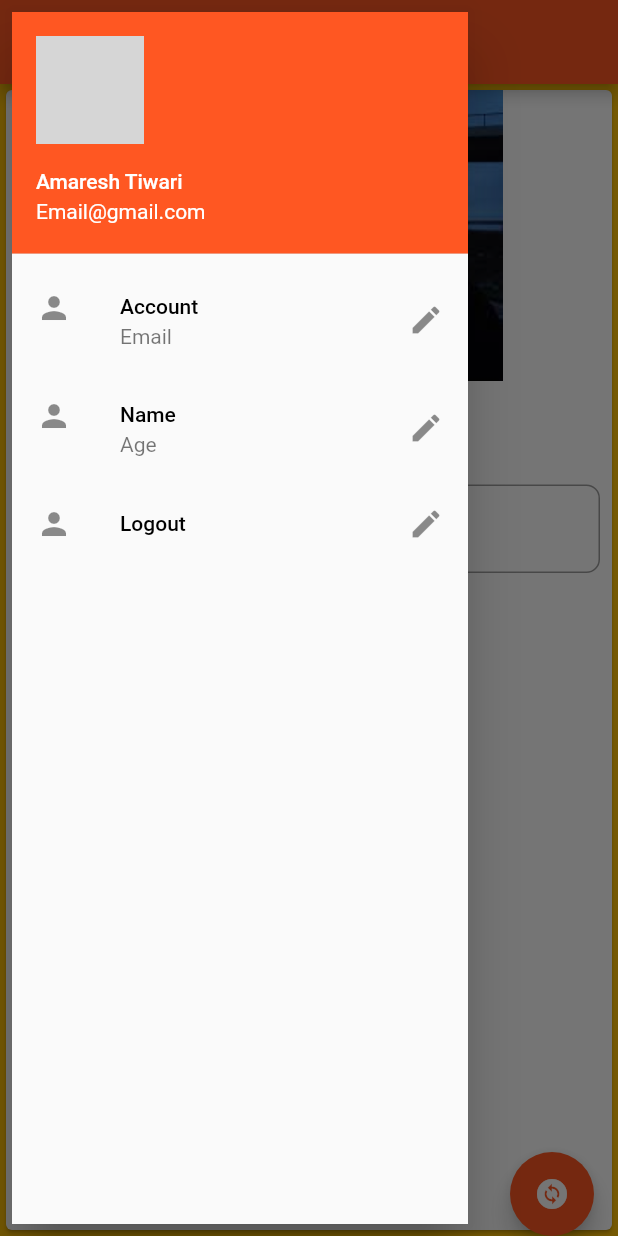
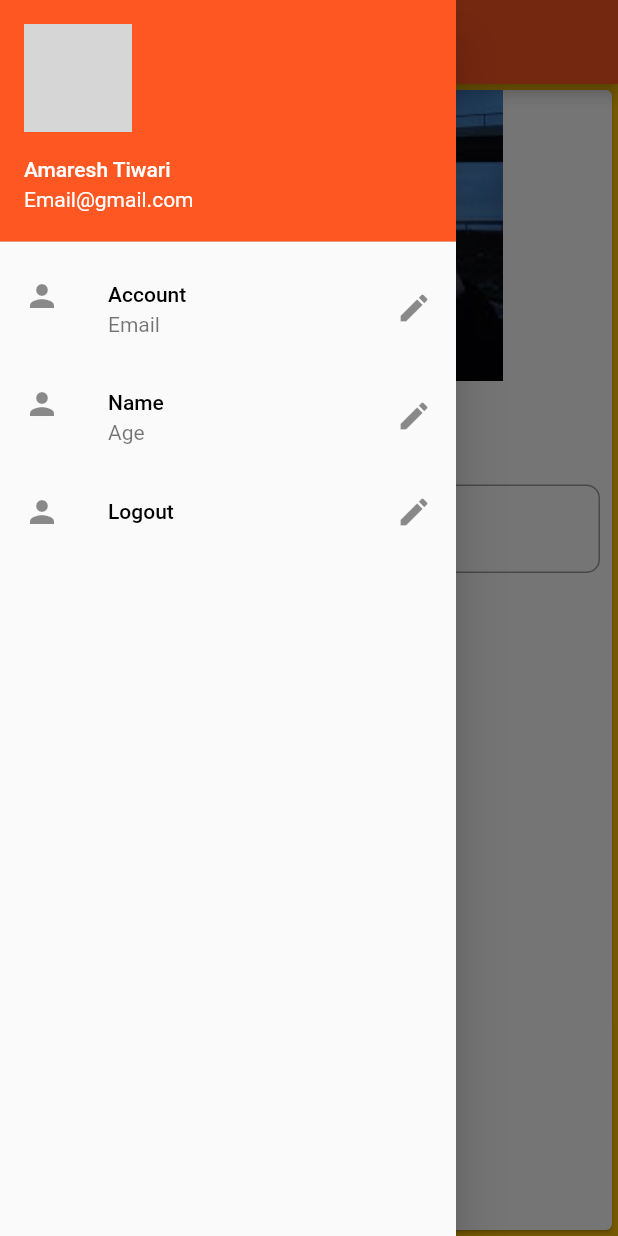
Before and after one commit to amareshtiwari567/practice, a Flutter app: the screen it shows after launch, with the side drawer open, on a phone screen of 412 x 824 dp. Run offline on Flutter 3.47's test engine with Material 2 defaults, Android fonts, the phone set to English and light mode, and no system bars; network calls fail; grey boxes are pictures that could not be loaded.

Commit message:
Commited all files

```diff
--- /dev/null
+++ b/lib/Mydrawer.dart
@@ -0,0 +1,56 @@
+import 'package:flutter/material.dart';
+
+class Mydrawer extends StatelessWidget {
+  const Mydrawer({Key? key}) : super(key: key);
+
+  @override
+  Widget build(BuildContext context) {
+    return Drawer(
+      child: ListView(
+        children: <Widget>[
+          // DrawerHeader(
+          //   child: Text(
+          //     "Hi, I am drawer",
+          //     style: TextStyle(color: Colors.white),
+          //   ),
+          //   decoration: BoxDecoration(color: Colors.deepPurple),
+          // ),
+          UserAccountsDrawerHeader(
+            accountName: Text("Amaresh Tiwari"),
+            accountEmail: Text("Email@gmail.com"),
+            currentAccountPicture: CircleAvatar(
+              backgroundImage: NetworkImage(
+                  "https://image.shutterstock.com/image-photo/portrait-smiling-young-businesswoman-glasses-260nw-292254521.jpg"),
+            ),
+          ),
+          ListTile(
+            leading: Icon(Icons.person),
+            title: Text(
+              "Account",
+              style: TextStyle(color: Colors.black),
+            ),
+            subtitle: Text("Email"),
+            trailing: Icon(Icons.edit),
+          ),
+          ListTile(
+            leading: Icon(Icons.person),
+            title: Text(
+              "Name",
+              style: TextStyle(color: Colors.black),
+            ),
+            subtitle: Text("Age"),
+            trailing: Icon(Icons.edit),
+          ),
+          ListTile(
+            leading: Icon(Icons.person),
+            title: Text(
+              "Logout",
+              style: TextStyle(color: Colors.black),
+            ),
+            trailing: Icon(Icons.edit),
+          ),
+        ],
+      ),
+    );
+  }
+}
--- /dev/null
+++ b/lib/bgimage.dart
@@ -0,0 +1,15 @@
+import 'package:flutter/material.dart';
+
+class bgimage extends StatelessWidget {
+  const bgimage({Key? key}) : super(key: key);
+
+  @override
+  Widget build(BuildContext context) {
+    return Image.asset(
+      // This is the file name
+      "assets/bg.jpeg",
+      // this is used for mainatain Picture
+      fit: BoxFit.cover,
+    );
+  }
+}
--- /dev/null
+++ b/lib/changecardname.dart
@@ -0,0 +1,63 @@
+import 'package:flutter/material.dart';
+import 'package:practice/bgimage.dart';
+
+class changenamecard extends StatelessWidget {
+  const changenamecard({
+    Key? key,
+    required this.MyText,
+    required TextEditingController nameController,
+  })  : _nameController = nameController,
+        super(key: key);
+
+  final String MyText;
+  final TextEditingController _nameController;
+
+  @override
+  Widget build(BuildContext context) {
+    return Column(
+      // This is the Children Widget
+      children: <Widget>[
+        // This is used for add image in Application
+        bgimage(),
+        SizedBox(
+          height: 20,
+        ),
+        // this is used for Text which are shown in  Application
+        Text(
+          MyText,
+          // This give the Text style to the Text
+          style: TextStyle(
+              // This gives the Text foont size
+              fontSize: 35,
+              // This gives thne font weight
+              fontWeight: FontWeight.bold,
+              // this gives the color to the Text
+              color: Colors.red),
+        ),
+        // This gives the Padding to Textformfield
+        Padding(
+          // This give the padding size
+          padding: const EdgeInsets.all(8.0),
+          // This create TextFormfield
+          child: TextFormField(
+            // this maintain to Textfield as controller variabale
+            controller: _nameController,
+            // we are managing Textformfield by choosing
+            keyboardType: TextInputType.text,
+            // This maintain the Hidden text
+            // obscureText: true,
+            // This is used for Decoration
+            decoration: InputDecoration(
+                // This gives the Border
+                border: OutlineInputBorder(
+                    // this gives the Border radius
+                    borderRadius: BorderRadius.circular(9.0)),
+                hintText: "Enter Something Here",
+                // this is the lable of the Textform field
+                labelText: "Name"),
+          ),
+        ),
+      ],
+    );
+  }
+}
--- a/lib/main.dart
+++ b/lib/main.dart
@@ -1,5 +1,10 @@
 // import 'package:flutter/cupertino.dart';
 import 'package:flutter/material.dart';
+import 'package:practice/bgimage.dart';
+import 'package:practice/changecardname.dart';
+import 'package:practice/page/Home.dart';
+
+import 'Mydrawer.dart';
 
 // main function of the program
 void main() {
@@ -10,141 +15,4 @@
   ));
 }
 
-// stateless widgets
-class Homepage extends StatefulWidget {
-  const Homepage({Key? key}) : super(key: key);
-
-  @override
-  State<Homepage> createState() => _HomepageState();
-}
-
-class _HomepageState extends State<Homepage> {
-  late TextEditingController _nameController = TextEditingController();
-  var MyText = "Change Me";
-  @override
-  void initState() {
-    // TODO: implement initState
-    super.initState();
-  }
-
-  @override
-  Widget build(BuildContext context) {
-    // ignore: dead_code
-    return Scaffold(
-      backgroundColor: Colors.amber,
-      // scaffold used for predefined templets
-      // used for Appbar
-      appBar: AppBar(
-        // This is the Title of the Application which will show the top of the AppBar
-        title: const Text("Demo Application"),
-        // Title will be situated in the center
-        centerTitle: true,
-      ),
-      // This is the body of the Application
-      body: Center(
-        child: Card(
-          child: Column(
-            children: <Widget>[
-              Image.asset(
-                "assets/bg.jpeg",
-                fit: BoxFit.cover,
-              ),
-              SizedBox(
-                height: 20,
-              ),
-              Text(
-                MyText,
-                style: TextStyle(
-                    fontSize: 35,
-                    fontWeight: FontWeight.bold,
-                    color: Colors.red),
-              ),
-              Padding(
-                padding: const EdgeInsets.all(8.0),
-                child: TextFormField(
-                  controller: _nameController,
-                  keyboardType: TextInputType.text,
-                  obscureText: true,
-                  decoration: InputDecoration(
-                      border: OutlineInputBorder(
-                          borderRadius: BorderRadius.circular(9.0)),
-                      hintText: "Enter Something Here",
-                      labelText: "Name"),
-                ),
-              ),
-            ],
-          ),
-        ),
-      ),
-      drawer: Padding(
-        padding: const EdgeInsets.all(8.0),
-        child: Drawer(
-          child: ListView(
-            children: <Widget>[
-              // DrawerHeader(
-              //   child: Text(
-              //     "Hi, I am drawer",
-              //     style: TextStyle(color: Colors.white),
-              //   ),
-              //   decoration: BoxDecoration(color: Colors.deepPurple),
-              // ),
-              UserAccountsDrawerHeader(
-                accountName: Text("Amaresh Tiwari"),
-                accountEmail: Text("Email@gmail.com"),
-                currentAccountPicture: CircleAvatar(
-                  backgroundImage: NetworkImage(
-                      "https://image.shutterstock.com/image-photo/portrait-smiling-young-businesswoman-glasses-260nw-292254521.jpg"),
-                ),
-              ),
-              ListTile(
-                leading: Icon(Icons.person),
-                title: Text(
-                  "Account",
-                  style: TextStyle(color: Colors.black),
-                ),
-                subtitle: Text("Email"),
-                trailing: Icon(Icons.edit),
-              ),
-              ListTile(
-                leading: Icon(Icons.person),
-                title: Text(
-                  "Name",
-                  style: TextStyle(color: Colors.black),
-                ),
-                subtitle: Text("Age"),
-                trailing: Icon(Icons.edit),
-              ),
-              ListTile(
-                leading: Icon(Icons.person),
-                title: Text(
-                  "Logout",
-                  style: TextStyle(color: Colors.black),
-                ),
-                trailing: Icon(Icons.edit),
-              ),
-            ],
-          ),
-        ),
-      ),
-      floatingActionButtonLocation: FloatingActionButtonLocation.endDocked,
-      floatingActionButton: FloatingActionButton(
-        onPressed: () {
-          MyText = _nameController.text;
-          setState(() {});
-        },
-        child: Icon(Icons.change_circle),
-      ),
-    );
-  }
-}
-
-class TextField extends StatelessWidget {
-  const TextField({
-    Key? key,
-  }) : super(key: key);
-
-  @override
-  Widget build(BuildContext context) {
-    return TextField();
-  }
-}
+// statefull  widgets
--- /dev/null
+++ b/lib/page/Home.dart
@@ -0,0 +1,70 @@
+import 'package:flutter/material.dart';
+import 'package:practice/Mydrawer.dart';
+import 'package:practice/changecardname.dart';
+
+
+class Homepage extends StatefulWidget {
+  const Homepage({Key? key}) : super(key: key);
+
+  @override
+  State<Homepage> createState() => _HomepageState();
+}
+
+class _HomepageState extends State<Homepage> {
+  late TextEditingController _nameController = TextEditingController();
+  var MyText = "Change Me";
+  @override
+  void initState() {
+    // TODO: implement initState to initialize
+    super.initState();
+  }
+
+  @override
+  Widget build(BuildContext context) {
+    // ignore: dead_code
+    return Scaffold(
+      backgroundColor: Colors.amber,
+      // scaffold used for predefined templets
+      // used for Appbar
+      appBar: AppBar(
+        // This is the Title of the Application which will show the top of the AppBar
+        title: const Text("Demo Application"),
+        // Title will be situated in the center
+        centerTitle: true,
+      ),
+      // This is the body of the Application
+      body: Center(
+        // this is used for Card widget
+        child: Card(
+          // This is used  for Column Widget
+          child: changenamecard(MyText: MyText, nameController: _nameController),
+        ),
+      ),
+      // This is calling of Mydrawer class
+      drawer:Mydrawer(),
+
+
+      );
+      floatingActionButtonLocation: FloatingActionButtonLocation.endFloat,
+      floatingActionButton: FloatingActionButton(
+        onPressed: () {
+          MyText = _nameController.text;
+          setState(() {});
+        },
+        child: Icon(Icons.change_circle),
+      );
+  }
+}
+
+
+
+class TextField extends StatelessWidget {
+  const TextField({
+    Key? key,
+  }) : super(key: key);
+
+  @override
+  Widget build(BuildContext context) {
+    return TextField();
+  }
+}
```
